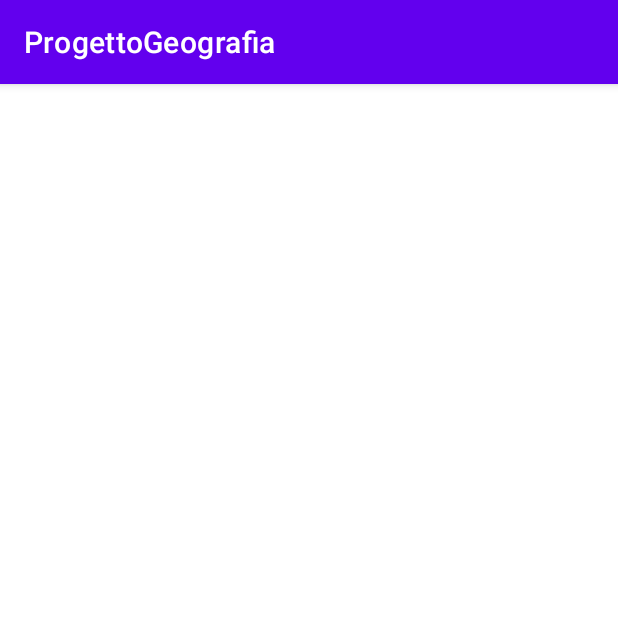
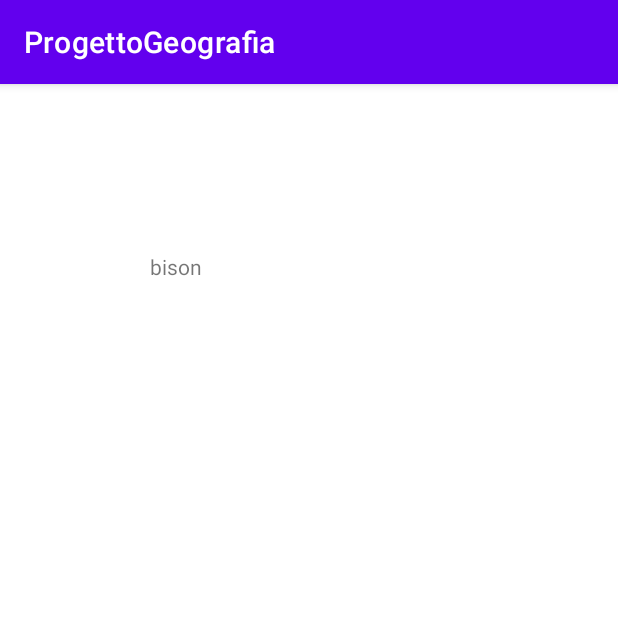
Before and after one commit to SGiuri/ProgettoGeografia, an Android app: the screen it shows after launch (MainActivity), on a phone screen of 412 x 824 dp, the top half of it. Run offline under Robolectric (Android 15) with nearby library versions, the phone set to English and light mode, and no system bars.

Commit message:
bison ha modificato

```diff
--- a/app/src/main/res/layout/activity_main.xml
+++ b/app/src/main/res/layout/activity_main.xml
@@ -15,4 +15,14 @@
         app:layout_constraintRight_toRightOf="parent"
         app:layout_constraintTop_toTopOf="parent" />
 
+    <TextView
+        android:id="@+id/textView"
+        android:layout_width="wrap_content"
+        android:layout_height="wrap_content"
+        android:layout_marginStart="100dp"
+        android:layout_marginTop="112dp"
+        android:text="bison"
+        app:layout_constraintStart_toStartOf="parent"
+        app:layout_constraintTop_toTopOf="parent" />
+
 </androidx.constraintlayout.widget.ConstraintLayout>
```
